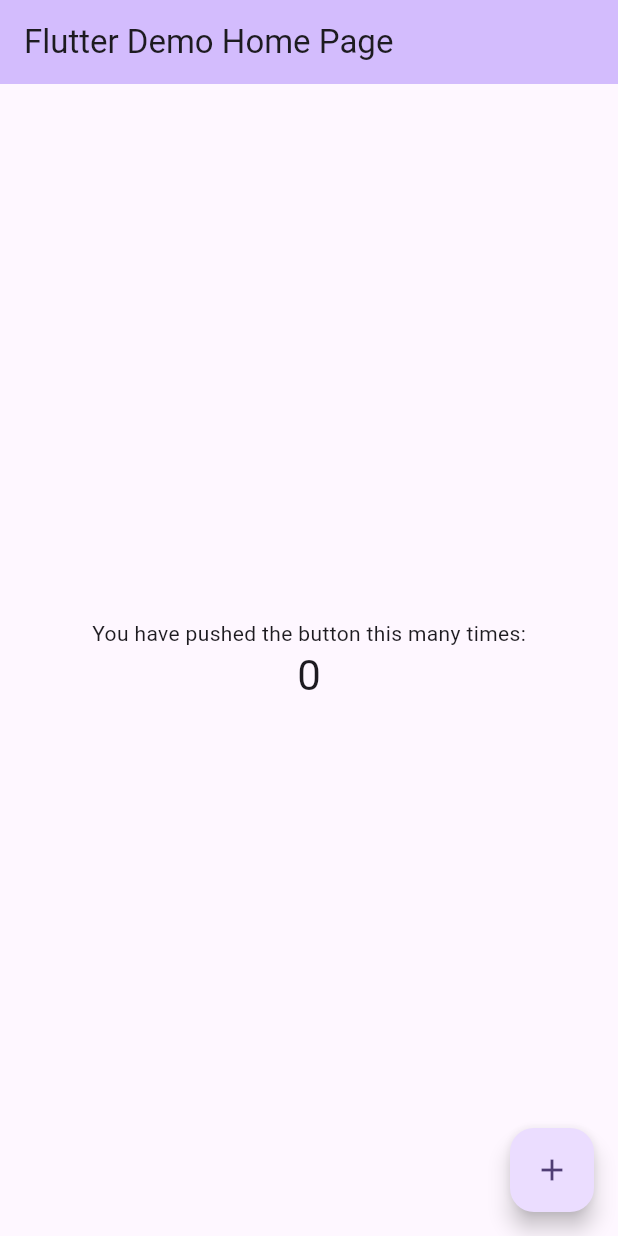
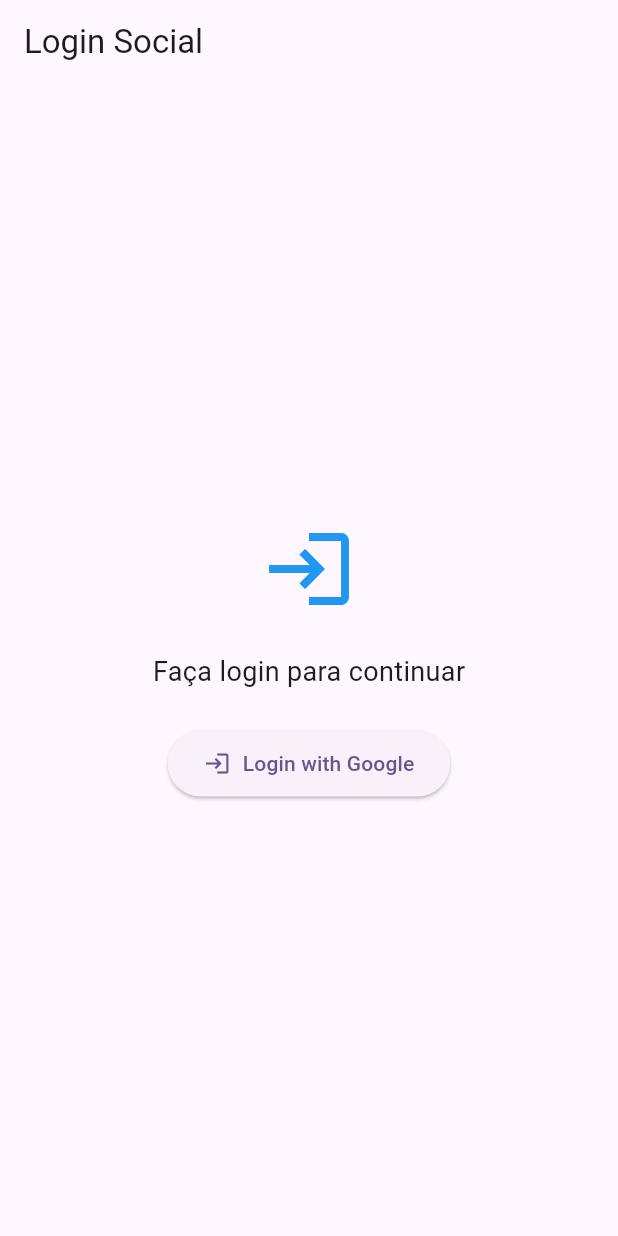
Before and after one commit to John-Rocha/login_social_example, a Flutter app: the screen it shows after launch, on a phone screen of 412 x 824 dp. Run offline on Flutter 3.47's test engine with Material 3 defaults, Android fonts, the phone set to English and light mode, and no system bars; our stand-ins replace dartz, equatable, firebase_auth, firebase_core, flutter_bloc, get_it and 2 more; accounts and stored records are empty; generated files the repository leaves out were written again.

Commit message:
feat: Implement authentication flow with Google Sign-In and state management using Bloc

```diff
--- /dev/null
+++ b/lib/core/routes/app_router.dart
@@ -0,0 +1,70 @@
+import 'dart:async';
+
+import 'package:flutter/material.dart';
+import 'package:flutter_bloc/flutter_bloc.dart';
+import 'package:go_router/go_router.dart';
+import 'package:login_social_example/core/injection/injection_container.dart';
+import 'package:login_social_example/feature/social_login/presenter/cubit/auth_cubit.dart';
+import 'package:login_social_example/feature/social_login/presenter/cubit/auth_state.dart';
+import 'package:login_social_example/feature/social_login/presenter/pages/home_page.dart';
+import 'package:login_social_example/feature/social_login/presenter/pages/login_page.dart';
+
+class AppRouter {
+  static final authCubit = sl<AuthCubit>();
+
+  static final GoRouter router = GoRouter(
+    initialLocation: '/login',
+    redirect: (context, state) {
+      final authState = authCubit.state;
+      final isLoginRoute = state.matchedLocation == '/login';
+
+      // Se está autenticado e tentando acessar o login, redireciona para home
+      if (authState is AuthAuthenticated && isLoginRoute) {
+        return '/home';
+      }
+
+      // Se não está autenticado e não está no login, redireciona para login
+      if (authState is! AuthAuthenticated && !isLoginRoute) {
+        return '/login';
+      }
+
+      // Caso contrário, permite acesso à rota
+      return null;
+    },
+    refreshListenable: GoRouterRefreshStream(authCubit.stream),
+    routes: [
+      GoRoute(
+        path: '/login',
+        builder: (context, state) => BlocProvider.value(
+          value: authCubit,
+          child: const LoginPage(),
+        ),
+      ),
+      GoRoute(
+        path: '/home',
+        builder: (context, state) => BlocProvider.value(
+          value: authCubit,
+          child: const HomePage(),
+        ),
+      ),
+    ],
+  );
+}
+
+// Helper class para fazer o GoRouter reagir ao stream do Cubit
+class GoRouterRefreshStream extends ChangeNotifier {
+  GoRouterRefreshStream(Stream<dynamic> stream) {
+    notifyListeners();
+    _subscription = stream.asBroadcastStream().listen(
+          (dynamic _) => notifyListeners(),
+        );
+  }
+
+  late final StreamSubscription<dynamic> _subscription;
+
+  @override
+  void dispose() {
+    _subscription.cancel();
+    super.dispose();
+  }
+}
--- /dev/null
+++ b/lib/core/usecases/usecase.dart
@@ -0,0 +1,8 @@
+import 'package:dartz/dartz.dart';
+import 'package:login_social_example/core/errors/failures.dart';
+
+abstract class UseCase<Type, Params> {
+  Future<Either<Failure, Type>> call(Params params);
+}
+
+class NoParams {}
--- /dev/null
+++ b/lib/feature/social_login/domain/usecases/get_current_user.dart
@@ -0,0 +1,16 @@
+import 'package:dartz/dartz.dart';
+import 'package:login_social_example/core/errors/failures.dart';
+import 'package:login_social_example/core/usecases/usecase.dart';
+import 'package:login_social_example/feature/social_login/domain/entities/user_entity.dart';
+import 'package:login_social_example/feature/social_login/domain/repositories/auth_repository.dart';
+
+class GetCurrentUser implements UseCase<UserEntity?, NoParams> {
+  final AuthRepository repository;
+
+  GetCurrentUser(this.repository);
+
+  @override
+  Future<Either<Failure, UserEntity?>> call(NoParams params) async {
+    return repository.getCurrentUser();
+  }
+}
--- /dev/null
+++ b/lib/feature/social_login/domain/usecases/sign_in_with_google.dart
@@ -0,0 +1,16 @@
+import 'package:dartz/dartz.dart';
+import 'package:login_social_example/core/errors/failures.dart';
+import 'package:login_social_example/core/usecases/usecase.dart';
+import 'package:login_social_example/feature/social_login/domain/entities/user_entity.dart';
+import 'package:login_social_example/feature/social_login/domain/repositories/auth_repository.dart';
+
+class SignInWithGoogle implements UseCase<UserEntity, NoParams> {
+  final AuthRepository repository;
+
+  SignInWithGoogle(this.repository);
+
+  @override
+  Future<Either<Failure, UserEntity>> call(NoParams params) async {
+    return await repository.signInWithGoogle();
+  }
+}
--- /dev/null
+++ b/lib/feature/social_login/domain/usecases/sign_out.dart
@@ -0,0 +1,15 @@
+import 'package:dartz/dartz.dart';
+import 'package:login_social_example/core/errors/failures.dart';
+import 'package:login_social_example/core/usecases/usecase.dart';
+import 'package:login_social_example/feature/social_login/domain/repositories/auth_repository.dart';
+
+class SignOut implements UseCase<void, NoParams> {
+  final AuthRepository repository;
+
+  SignOut(this.repository);
+
+  @override
+  Future<Either<Failure, void>> call(NoParams params) async {
+    return await repository.signOut();
+  }
+}
--- /dev/null
+++ b/lib/feature/social_login/presenter/cubit/auth_cubit.dart
@@ -0,0 +1,57 @@
+import 'package:flutter_bloc/flutter_bloc.dart';
+import 'package:login_social_example/core/usecases/usecase.dart';
+import 'package:login_social_example/feature/social_login/domain/usecases/get_current_user.dart';
+import 'package:login_social_example/feature/social_login/domain/usecases/sign_in_with_google.dart';
+import 'package:login_social_example/feature/social_login/domain/usecases/sign_out.dart';
+import 'package:login_social_example/feature/social_login/presenter/cubit/auth_state.dart';
+
+class AuthCubit extends Cubit<AuthState> {
+  final SignInWithGoogle signInWithGoogleUseCase;
+  final SignOut signOutUseCase;
+  final GetCurrentUser getCurrentUserUseCase;
+
+  AuthCubit({
+    required this.signInWithGoogleUseCase,
+    required this.signOutUseCase,
+    required this.getCurrentUserUseCase,
+  }) : super(const AuthInitial()) {
+    _checkCurrentUser();
+  }
+
+  Future<void> _checkCurrentUser() async {
+    final result = await getCurrentUserUseCase(NoParams());
+
+    result.fold(
+      (failure) => emit(const AuthUnauthenticated()),
+      (user) {
+        if (user != null) {
+          emit(AuthAuthenticated(user));
+        } else {
+          emit(const AuthUnauthenticated());
+        }
+      },
+    );
+  }
+
+  Future<void> signInWithGoogle() async {
+    emit(const AuthLoading());
+
+    final result = await signInWithGoogleUseCase(NoParams());
+
+    result.fold(
+      (failure) => emit(AuthError(failure.message)),
+      (user) => emit(AuthAuthenticated(user)),
+    );
+  }
+
+  Future<void> signOut() async {
+    emit(const AuthLoading());
+
+    final result = await signOutUseCase(NoParams());
+
+    result.fold(
+      (failure) => emit(AuthError(failure.message)),
+      (_) => emit(const AuthUnauthenticated()),
+    );
+  }
+}
--- /dev/null
+++ b/lib/feature/social_login/presenter/cubit/auth_state.dart
@@ -0,0 +1,39 @@
+import 'package:equatable/equatable.dart';
+import 'package:login_social_example/feature/social_login/domain/entities/user_entity.dart';
+
+abstract class AuthState extends Equatable {
+  const AuthState();
+
+  @override
+  List<Object?> get props => [];
+}
+
+class AuthInitial extends AuthState {
+  const AuthInitial();
+}
+
+class AuthLoading extends AuthState {
+  const AuthLoading();
+}
+
+class AuthAuthenticated extends AuthState {
+  final UserEntity user;
+
+  const AuthAuthenticated(this.user);
+
+  @override
+  List<Object?> get props => [user];
+}
+
+class AuthUnauthenticated extends AuthState {
+  const AuthUnauthenticated();
+}
+
+class AuthError extends AuthState {
+  final String message;
+
+  const AuthError(this.message);
+
+  @override
+  List<Object?> get props => [message];
+}
--- /dev/null
+++ b/lib/feature/social_login/presenter/pages/login_page.dart
@@ -0,0 +1,69 @@
+import 'package:flutter/material.dart';
+import 'package:flutter_bloc/flutter_bloc.dart';
+import 'package:login_social_example/feature/social_login/presenter/cubit/auth_cubit.dart';
+import 'package:login_social_example/feature/social_login/presenter/cubit/auth_state.dart';
+
+class LoginPage extends StatelessWidget {
+  const LoginPage({super.key});
+
+  @override
+  Widget build(BuildContext context) {
+    return Scaffold(
+      appBar: AppBar(
+        title: const Text('Login Social'),
+      ),
+      body: BlocConsumer<AuthCubit, AuthState>(
+        listener: (context, state) {
+          if (state is AuthError) {
+            ScaffoldMessenger.of(context).showSnackBar(
+              SnackBar(
+                content: Text(state.message),
+                backgroundColor: Colors.red,
+              ),
+            );
+          }
+        },
+        builder: (context, state) {
+          if (state is AuthLoading) {
+            return const Center(
+              child: CircularProgressIndicator(),
+            );
+          }
+
+          return Center(
+            child: Column(
+              mainAxisAlignment: MainAxisAlignment.center,
+              spacing: 24,
+              children: [
+                const Icon(
+                  Icons.login,
+                  size: 64,
+                  color: Colors.blue,
+                ),
+                const Text(
+                  'Faça login para continuar',
+                  style: TextStyle(fontSize: 18),
+                ),
+                ElevatedButton.icon(
+                  onPressed: state is AuthLoading
+                      ? null
+                      : () {
+                          context.read<AuthCubit>().signInWithGoogle();
+                        },
+                  icon: const Icon(Icons.login),
+                  label: const Text('Login with Google'),
+                  style: ElevatedButton.styleFrom(
+                    padding: const EdgeInsets.symmetric(
+                      horizontal: 24,
+                      vertical: 12,
+                    ),
+                  ),
+                ),
+              ],
+            ),
+          );
+        },
+      ),
+    );
+  }
+}
--- a/lib/main.dart
+++ b/lib/main.dart
@@ -1,10 +1,15 @@
 import 'package:firebase_core/firebase_core.dart';
 import 'package:flutter/material.dart';
+import 'package:flutter_bloc/flutter_bloc.dart';
+import 'package:login_social_example/core/injection/injection_container.dart';
+import 'package:login_social_example/core/routes/app_router.dart';
+import 'package:login_social_example/feature/social_login/presenter/cubit/auth_cubit.dart';
 import 'package:login_social_example/firebase_options.dart';
 
 Future<void> main() async {
   WidgetsFlutterBinding.ensureInitialized();
   await Firebase.initializeApp(options: DefaultFirebaseOptions.currentPlatform);
+  await init(); // Inicializar injeção de dependências
   runApp(const MyApp());
 }
 
@@ -13,58 +18,15 @@ class MyApp extends StatelessWidget {
 
   @override
   Widget build(BuildContext context) {
-    return MaterialApp(
-      title: 'Flutter Demo',
-      theme: ThemeData(
-        colorScheme: ColorScheme.fromSeed(seedColor: Colors.deepPurple),
-      ),
-      home: const MyHomePage(title: 'Flutter Demo Home Page'),
-    );
-  }
-}
-
-class MyHomePage extends StatefulWidget {
-  const MyHomePage({super.key, required this.title});
-
-  final String title;
-
-  @override
-  State<MyHomePage> createState() => _MyHomePageState();
-}
-
-class _MyHomePageState extends State<MyHomePage> {
-  int _counter = 0;
-
-  void _incrementCounter() {
-    setState(() {
-      _counter++;
-    });
-  }
-
-  @override
-  Widget build(BuildContext context) {
-    return Scaffold(
-      appBar: AppBar(
-        backgroundColor: Theme.of(context).colorScheme.inversePrimary,
-
-        title: Text(widget.title),
-      ),
-      body: Center(
-        child: Column(
-          mainAxisAlignment: MainAxisAlignment.center,
-          children: <Widget>[
-            const Text('You have pushed the button this many times:'),
-            Text(
-              '$_counter',
-              style: Theme.of(context).textTheme.headlineMedium,
-            ),
-          ],
+    return BlocProvider(
+      create: (context) => sl<AuthCubit>(),
+      child: MaterialApp.router(
+        title: 'Login Social Example',
+        theme: ThemeData(
+          colorScheme: ColorScheme.fromSeed(seedColor: Colors.deepPurple),
+          useMaterial3: true,
         ),
-      ),
-      floatingActionButton: FloatingActionButton(
-        onPressed: _incrementCounter,
-        tooltip: 'Increment',
-        child: const Icon(Icons.add),
+        routerConfig: AppRouter.router,
       ),
     );
   }
```
Also changed, not shown: lib/core/errors/exceptions.dart (added, +13 -0 lines), lib/core/errors/failures.dart (added, +22 -0 lines), lib/core/injection/injection_container.dart (added, +42 -0 lines), lib/feature/social_login/data/datasources/auth_remote_datasource.dart (added, +62 -0 lines), lib/feature/social_login/data/models/user_model.dart (added, +29 -0 lines), lib/feature/social_login/data/repositories/auth_repository_impl.dart (added, +53 -0 lines), lib/feature/social_login/domain/entities/user_entity.dart (added, +18 -0 lines), lib/feature/social_login/domain/repositories/auth_repository.dart (added, +9 -0 lines), lib/feature/social_login/presenter/pages/home_page.dart (added, +83 -0 lines), pubspec.yaml (+14 -0 lines), pubspec.lock.
